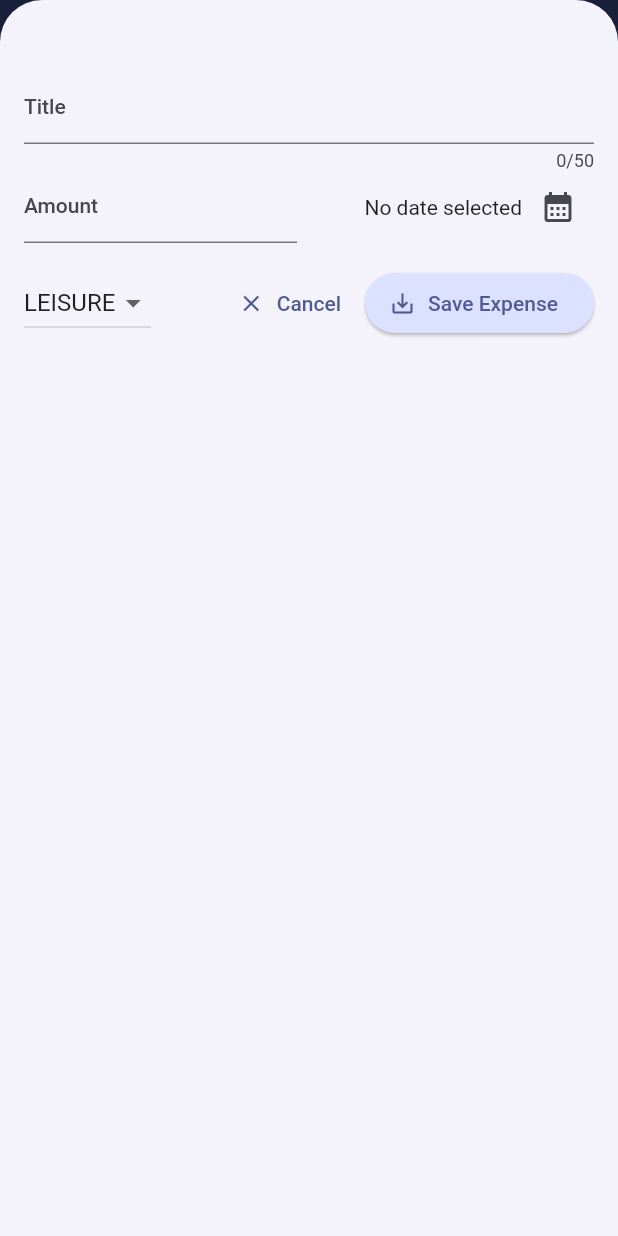
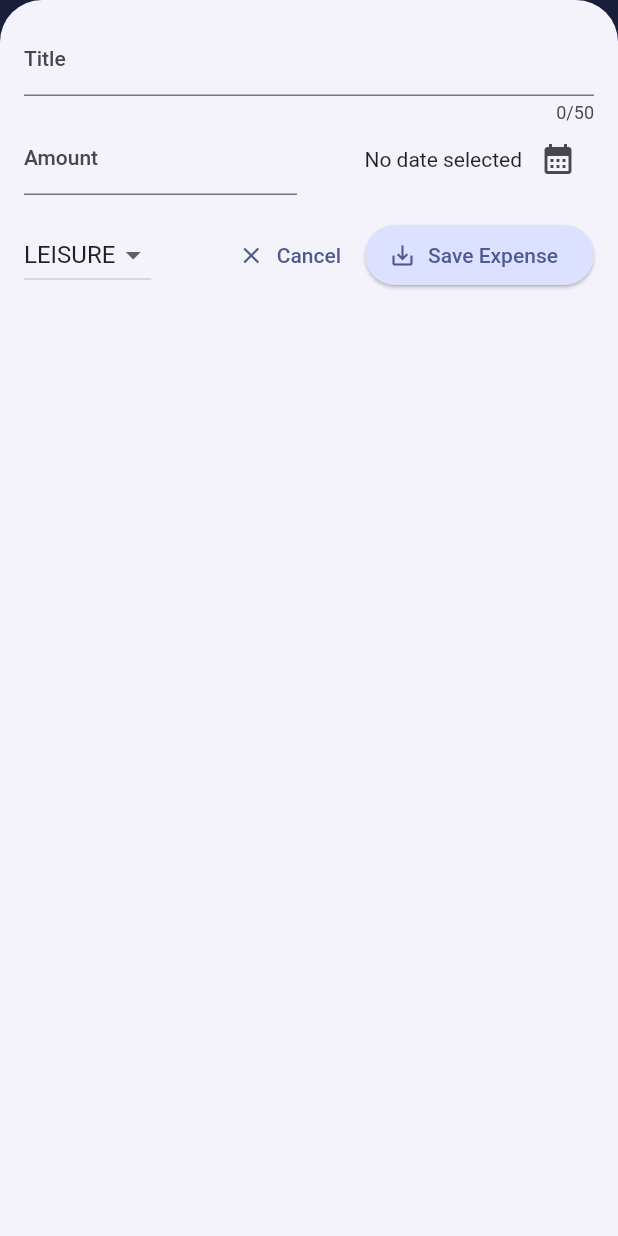
Before and after one commit to shashank-2310/expense_tracker_app, a Flutter app: the screen it shows after launch, after a tap on the "add" icon, on a phone screen of 412 x 824 dp. Run offline on Flutter 3.47's test engine with Material 2 defaults, Android fonts, the phone set to English and light mode, and no system bars.

Commit message:
Landscape orientation & Optimisation

```diff
--- /dev/null
+++ b/lib/widgets/date_picker.dart
@@ -0,0 +1,39 @@
+import 'package:expense_tracker_app/models/expense.dart';
+import 'package:flutter/material.dart';
+
+class DatePicker extends StatefulWidget {
+  const DatePicker({
+    super.key,
+    required this.selectedDate,
+    required this.presentDatePicker,
+  });
+
+  final DateTime? selectedDate;
+  final void Function() presentDatePicker;
+
+  @override
+  State<DatePicker> createState() => _DatePickerState();
+}
+
+class _DatePickerState extends State<DatePicker> {
+  @override
+  Widget build(BuildContext context) {
+    return Expanded(
+      child: Row(
+        mainAxisAlignment: MainAxisAlignment.end,
+        crossAxisAlignment: CrossAxisAlignment.center,
+        children: [
+          Text(
+            widget.selectedDate == null
+                ? 'No date selected'
+                : formatter.format(widget.selectedDate!),
+          ),
+          IconButton(
+            onPressed: widget.presentDatePicker,
+            icon: const Icon(Icons.calendar_month),
+          ),
+        ],
+      ),
+    );
+  }
+}
--- /dev/null
+++ b/lib/widgets/dropdown_button.dart
@@ -0,0 +1,37 @@
+import 'package:expense_tracker_app/models/expense.dart';
+import 'package:flutter/material.dart';
+
+// ignore: must_be_immutable
+class DropDownBtn extends StatefulWidget {
+  DropDownBtn({super.key, required this.selectedCategory});
+
+  Category selectedCategory;
+
+  @override
+  State<DropDownBtn> createState() => _DropDownBtnState();
+}
+
+class _DropDownBtnState extends State<DropDownBtn> {
+  @override
+  Widget build(BuildContext context) {
+    return DropdownButton(
+      value: widget.selectedCategory,
+      items: Category.values
+          .map(
+            (category) => DropdownMenuItem(
+              value: category,
+              child: Text(
+                category.name.toUpperCase(),
+              ),
+            ),
+          )
+          .toList(),
+      onChanged: (value) {
+        if (value == null) return;
+        setState(() {
+          widget.selectedCategory = value;
+        });
+      },
+    );
+  }
+}
--- a/lib/widgets/expenses.dart
+++ b/lib/widgets/expenses.dart
@@ -31,9 +31,11 @@ class _ExpensesState extends State<Expenses> {
 
   void _openAddExpenseOverlay() {
     showModalBottomSheet(
+      useSafeArea: true,
       isScrollControlled: true,
       context: context,
       builder: (ctx) => NewExpense(onAddExpense: _addExpense),
+      constraints: const BoxConstraints(maxWidth: double.infinity),
     );
   }
 
@@ -68,6 +70,8 @@ class _ExpensesState extends State<Expenses> {
 
   @override
   Widget build(context) {
+    final width = MediaQuery.of(context).size.width;
+
     Widget mainContent = const Center(
       child: Text(
         'No expenses found. Start adding some!',
@@ -91,9 +95,20 @@ class _ExpensesState extends State<Expenses> {
           )
         ],
       ),
-      body: Column(
+      body: width < 600
+          ? Column(
               children: [
                 Chart(expenses: _regExpenses),
+                Expanded(
+                  child: mainContent,
+                ),
+              ],
+            )
+          : Row(
+              children: [
+                Expanded(
+                  child: Chart(expenses: _regExpenses),
+                ),
                 Expanded(
                   child: mainContent,
                 ),
--- a/lib/widgets/new_expense.dart
+++ b/lib/widgets/new_expense.dart
@@ -1,4 +1,8 @@
 import 'package:expense_tracker_app/models/expense.dart';
+import 'package:expense_tracker_app/widgets/date_picker.dart';
+import 'package:expense_tracker_app/widgets/dropdown_button.dart';
+import 'package:expense_tracker_app/widgets/input_controllers.dart';
+import 'package:expense_tracker_app/widgets/modal_buttons.dart';
 import 'package:flutter/material.dart';
 
 class NewExpense extends StatefulWidget {
@@ -14,7 +18,7 @@ class _NewExpenseState extends State<NewExpense> {
   final _titleController = TextEditingController();
   final _amountController = TextEditingController();
   DateTime? _selectedDate;
-  Category _selectedCategory = Category.leisure;
+  final Category _selectedCategory = Category.leisure;
 
   @override
   void dispose() {
@@ -83,10 +87,24 @@ class _NewExpenseState extends State<NewExpense> {
 
   @override
   Widget build(BuildContext context) {
-    return Padding(
-      padding: const EdgeInsets.fromLTRB(16, 48, 16, 16),
+    final keyBoardSpace = MediaQuery.of(context).viewInsets.bottom;
+
+    return LayoutBuilder(builder: (ctx, constraints) {
+      final width = constraints.maxWidth;
+
+      return SizedBox(
+        height: double.infinity,
+        child: SingleChildScrollView(
+          child: Padding(
+            padding: EdgeInsets.fromLTRB(16, 16, 16, keyBoardSpace + 16),
             child: Column(
               children: [
+                if (width >= 600)
+                  InputControllers(
+                    amountController: _amountController,
+                    titleController: _titleController,
+                  )
+                else
                   TextField(
                     controller: _titleController,
                     maxLength: 50,
@@ -94,6 +112,18 @@ class _NewExpenseState extends State<NewExpense> {
                       label: Text('Title'),
                     ),
                   ),
+                if (width >= 600)
+                  Row(
+                    children: [
+                      DropDownBtn(selectedCategory: _selectedCategory,),
+                      const SizedBox(width: 24),
+                      DatePicker(
+                        selectedDate: _selectedDate,
+                        presentDatePicker: _presentDatePicker,
+                      )
+                    ],
+                  )
+                else
                   Row(
                     children: [
                       Expanded(
@@ -107,47 +137,19 @@ class _NewExpenseState extends State<NewExpense> {
                         ),
                       ),
                       const SizedBox(width: 16),
-              Expanded(
-                child: Row(
-                  mainAxisAlignment: MainAxisAlignment.end,
-                  crossAxisAlignment: CrossAxisAlignment.center,
-                  children: [
-                    Text(
-                      _selectedDate == null
-                          ? 'No date selected'
-                          : formatter.format(_selectedDate!),
-                    ),
-                    IconButton(
-                      onPressed: _presentDatePicker,
-                      icon: const Icon(Icons.calendar_month),
-                    ),
-                  ],
-                ),
+                      DatePicker(
+                        selectedDate: _selectedDate,
+                        presentDatePicker: _presentDatePicker,
                       ),
                     ],
                   ),
                 const SizedBox(height: 16),
+                if (width >= 600)
+                  ModalBtns(submitExpenseData: _submitExpenseData)
+                else
                   Row(
                     children: [
-              DropdownButton(
-                value: _selectedCategory,
-                items: Category.values
-                    .map(
-                      (category) => DropdownMenuItem(
-                        value: category,
-                        child: Text(
-                          category.name.toUpperCase(),
-                        ),
-                      ),
-                    )
-                    .toList(),
-                onChanged: (value) {
-                  if (value == null) return;
-                  setState(() {
-                    _selectedCategory = value;
-                  });
-                },
-              ),
+                      DropDownBtn(selectedCategory: _selectedCategory),
                       const Spacer(),
                       TextButton.icon(
                         onPressed: () => Navigator.pop(context),
@@ -163,6 +165,9 @@ class _NewExpenseState extends State<NewExpense> {
                   ),
               ],
             ),
+          ),
+        ),
       );
+    });
   }
 }
```
Also changed, not shown: lib/widgets/input_controllers.dart (added, +42 -0 lines), lib/widgets/modal_buttons.dart (added, +31 -0 lines). Lines whose indentation alone changed are shown as unchanged.
